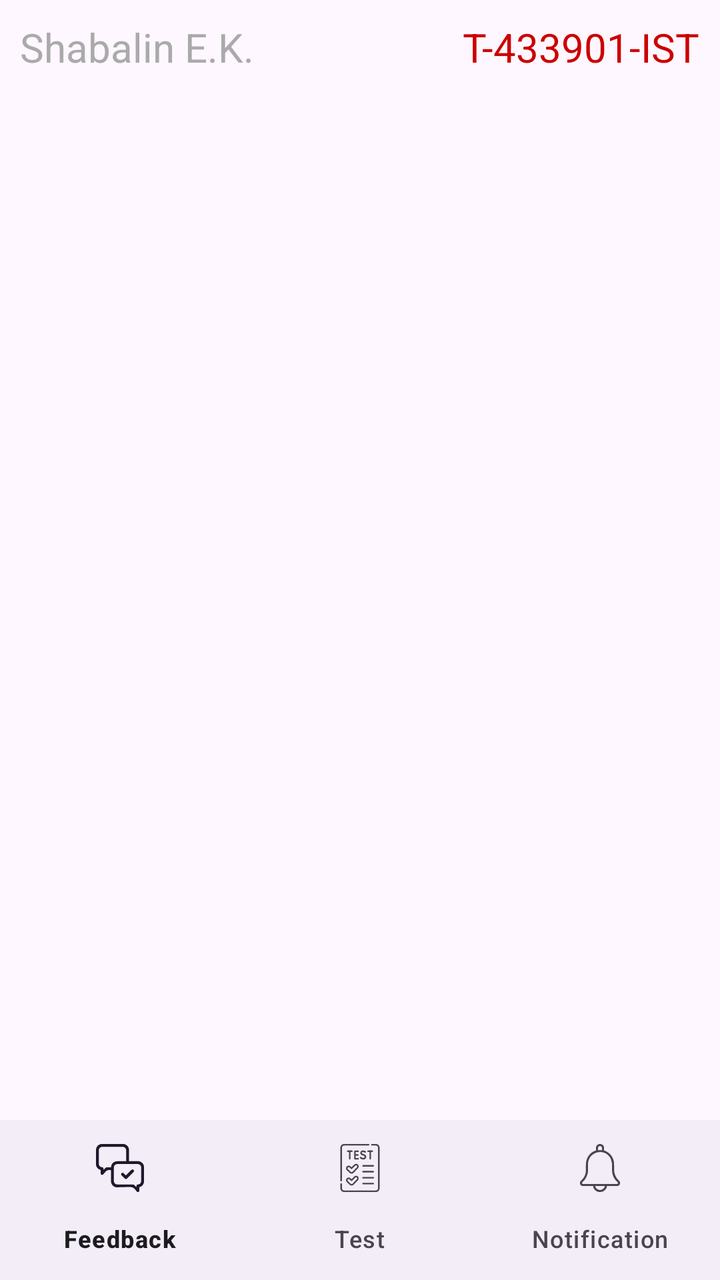
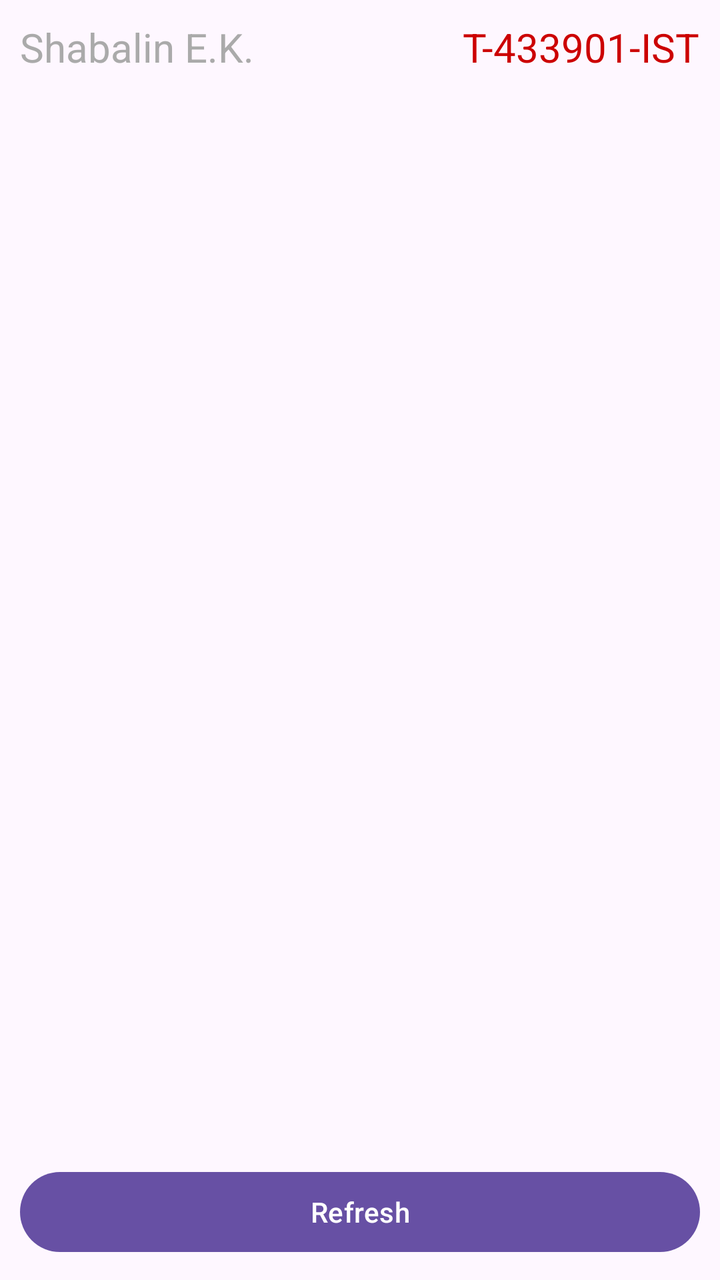

Before-and-after screenshots of an Android layout around one commit, followed by the original layout XML and the change that was made.
<!-- AndroidManifest.xml: application theme Theme.Taskappandroid -->
<!-- res/layout/activity_main.xml -->
<?xml version="1.0" encoding="utf-8"?>
<androidx.constraintlayout.widget.ConstraintLayout xmlns:android="http://schemas.android.com/apk/res/android"
    xmlns:app="http://schemas.android.com/apk/res-auto"
    xmlns:tools="http://schemas.android.com/tools"
    android:id="@+id/main"
    android:layout_width="match_parent"
    android:layout_height="match_parent"
    tools:context=".MainActivity">

    <LinearLayout
        android:id="@+id/studentData"
        android:layout_width="0dp"
        android:layout_height="wrap_content"
        android:orientation="horizontal"
        android:padding="10dp"
        app:layout_constraintBottom_toTopOf="@id/csFragment"
        app:layout_constraintEnd_toEndOf="parent"
        app:layout_constraintStart_toStartOf="parent"
        app:layout_constraintTop_toTopOf="parent">

        <TextView
            android:id="@+id/textView1"
            android:layout_width="wrap_content"
            android:layout_height="wrap_content"
            android:text="Shabalin E.K."
            android:textColor="@android:color/darker_gray"
            android:textSize="20sp" />

        <Space
            android:layout_width="0dp"
            android:layout_height="1dp"
            android:layout_weight="1" />

        <TextView
            android:id="@+id/textView2"
            android:layout_width="wrap_content"
            android:layout_height="wrap_content"
            android:text="T-433901-IST"
            android:textColor="@android:color/holo_red_dark"
            android:textSize="20sp" />

    </LinearLayout>

    <androidx.constraintlayout.widget.ConstraintLayout
        android:id="@+id/csFragment"
        android:layout_width="match_parent"
        android:layout_height="0dp"
        app:layout_constraintTop_toBottomOf="@id/studentData"
        app:layout_constraintBottom_toTopOf="@id/bottomNavigationView"
        app:layout_constraintEnd_toEndOf="parent"
        app:layout_constraintHorizontal_bias="0.5"
        app:layout_constraintStart_toStartOf="parent" >

    </androidx.constraintlayout.widget.ConstraintLayout>

    <com.google.android.material.bottomnavigation.BottomNavigationView
        android:id="@+id/bottomNavigationView"
        android:layout_width="match_parent"
        android:layout_height="wrap_content"
        app:layout_constraintBottom_toBottomOf="parent"
        app:layout_constraintEnd_toEndOf="parent"
        app:layout_constraintHorizontal_bias="0.5"
        app:layout_constraintStart_toStartOf="parent"
        app:menu="@menu/bottom_nav_menu" />

    

    

</androidx.constraintlayout.widget.ConstraintLayout>
<!-- resources referenced by this layout -->
<resources>
  <style name="Theme.Taskappandroid" parent="Base.Theme.Taskappandroid" />
  <style name="Base.Theme.Taskappandroid" parent="Theme.Material3.DayNight.NoActionBar">
          
          
      </style>
</resources>

<!-- the commit's change to res/layout/activity_main.xml (unified diff, before → after) -->
@@ -13,7 +13,6 @@
         android:layout_height="wrap_content"
         android:orientation="horizontal"
         android:padding="10dp"
-        app:layout_constraintBottom_toTopOf="@id/csFragment"
         app:layout_constraintEnd_toEndOf="parent"
         app:layout_constraintStart_toStartOf="parent"
         app:layout_constraintTop_toTopOf="parent">
@@ -38,33 +37,36 @@
             android:text="T-433901-IST"
             android:textColor="@android:color/holo_red_dark"
             android:textSize="20sp" />
-
     </LinearLayout>
 
-    <androidx.constraintlayout.widget.ConstraintLayout
-        android:id="@+id/csFragment"
-        android:layout_width="match_parent"
+    <ListView
+        android:id="@+id/listCategories"
+        android:layout_width="0dp"
+        android:layout_height="150dp"
+        android:padding="10dp"
+        app:layout_constraintEnd_toEndOf="parent"
+        app:layout_constraintStart_toStartOf="parent"
+        app:layout_constraintTop_toBottomOf="@id/studentData" />
+
+    <ListView
+        android:id="@+id/listProducts"
+        android:layout_width="0dp"
         android:layout_height="0dp"
-        app:layout_constraintTop_toBottomOf="@id/studentData"
-        app:layout_constraintBottom_toTopOf="@id/bottomNavigationView"
+        android:layout_marginTop="10dp"
+        android:padding="10dp"
+        app:layout_constraintBottom_toTopOf="@id/buttonRefresh"
         app:layout_constraintEnd_toEndOf="parent"
-        app:layout_constraintHorizontal_bias="0.5"
-        app:layout_constraintStart_toStartOf="parent" >
+        app:layout_constraintStart_toStartOf="parent"
+        app:layout_constraintTop_toBottomOf="@id/listCategories" />
 
-    </androidx.constraintlayout.widget.ConstraintLayout>
-
-    <com.google.android.material.bottomnavigation.BottomNavigationView
-        android:id="@+id/bottomNavigationView"
-        android:layout_width="match_parent"
+    <Button
+        android:id="@+id/buttonRefresh"
+        android:layout_width="0dp"
         android:layout_height="wrap_content"
+        android:layout_margin="10dp"
+        android:text="Refresh"
         app:layout_constraintBottom_toBottomOf="parent"
         app:layout_constraintEnd_toEndOf="parent"
-        app:layout_constraintHorizontal_bias="0.5"
-        app:layout_constraintStart_toStartOf="parent"
-        app:menu="@menu/bottom_nav_menu" />
-
-    
-
-    
+        app:layout_constraintStart_toStartOf="parent" />
 
 </androidx.constraintlayout.widget.ConstraintLayout>
